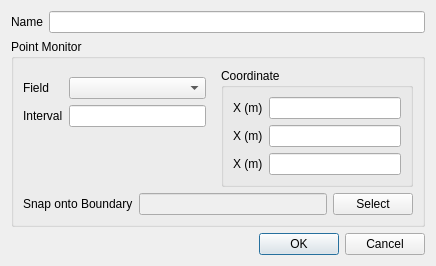
This is view/solution/monitors/point_dialog.ui in nextfoam/baram as Qt 5 draws it before an edit. The edited form follows.
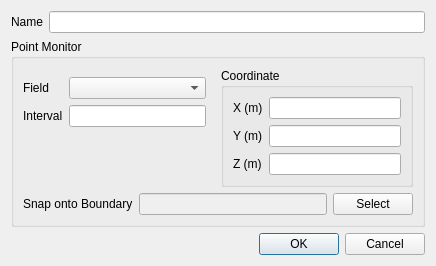
This is the edited form.

```diff
--- a/view/solution/monitors/point_dialog.ui
+++ b/view/solution/monitors/point_dialog.ui
@@ -120,7 +120,7 @@
             <item row="1" column="0">
              <widget class="QLabel" name="label_4">
               <property name="text">
-               <string>X (m)</string>
+               <string>Y (m)</string>
               </property>
              </widget>
             </item>
@@ -130,7 +130,7 @@
             <item row="2" column="0">
              <widget class="QLabel" name="label_5">
               <property name="text">
-               <string>X (m)</string>
+               <string>Z (m)</string>
               </property>
              </widget>
             </item>
```
